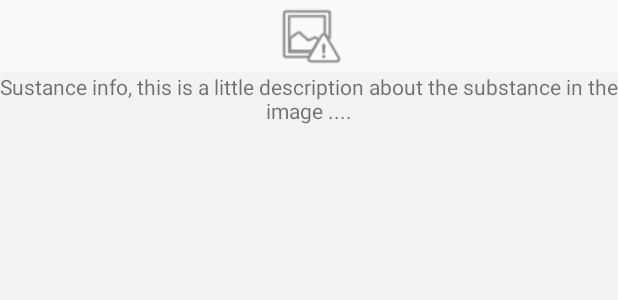
After one commit to MH-Chalhoub/SCH, an Android app: the layout info_alert_dialog.xml on its own in the app's theme, with its tools: preview values and no code run, on a phone screen of 412 x 824 dp. The commit adds this screen. Shown: the top 300 px of the screen. Run offline under Robolectric (Android 15) with nearby library versions, the phone set to English and light mode, and no system bars.

Commit message:
Adding alert dialog for showing each substance info.

```diff
--- a/app/src/main/java/com/example/sch/Adaptars/SubsAdaptar.java
+++ b/app/src/main/java/com/example/sch/Adaptars/SubsAdaptar.java
@@ -67,7 +67,7 @@ public class SubsAdaptar extends RecyclerView.Adapter<SubsAdaptar.ImageViewHolde
         imageViewHolder.subName.setText(itemCur.getSub_name());
         imageViewHolder.subValue.setText(Math.ceil(itemCur.getValue()) + "");
         imageViewHolder.progress.setProgress((int)itemCur.getValue());
-        imageViewHolder.itemImage.setImageResource(itemCur.getImage());
+        imageViewHolder.itemImage.setImageResource(itemCur.getLogo());
         imageViewHolder.chartWrapperitem.setVisibility(View.GONE);
         renderData(imageViewHolder.mChart);
         imageViewHolder.mChart.setTouchEnabled(false);
--- /dev/null
+++ b/app/src/main/res/layout/info_alert_dialog.xml
@@ -0,0 +1,25 @@
+<?xml version="1.0" encoding="utf-8"?>
+<LinearLayout
+    xmlns:android="http://schemas.android.com/apk/res/android"
+    android:layout_width="match_parent"
+    android:layout_height="match_parent"
+    android:orientation="vertical">
+
+    <ImageView
+        android:id="@+id/alertImage"
+        android:layout_width="wrap_content"
+        android:layout_height="wrap_content"
+        android:scaleType="centerCrop"
+        android:adjustViewBounds="true"
+        android:layout_gravity="center"
+        android:src="@drawable/ic_menu_report_image"/>
+
+    <TextView
+        android:id="@+id/alertInfo"
+        android:layout_width="match_parent"
+        android:layout_height="match_parent"
+        android:background="@color/gray"
+        android:text="Sustance info, this is a little description about the substance in the image ...."
+        android:textAlignment="center" />
+
+</LinearLayout>
```
Also changed, not shown: app/src/main/java/com/example/sch/Fragments/PlaceholderFragment.java (+12 -1 lines), app/src/main/java/com/example/sch/Substance.java (+32 -5 lines), app/src/main/res/drawable/bunimage.png (added), app/src/main/res/drawable/calciumimage.png (added), app/src/main/res/drawable/creatinineimage.png (added), app/src/main/res/drawable/potassiumimage.png (added).
